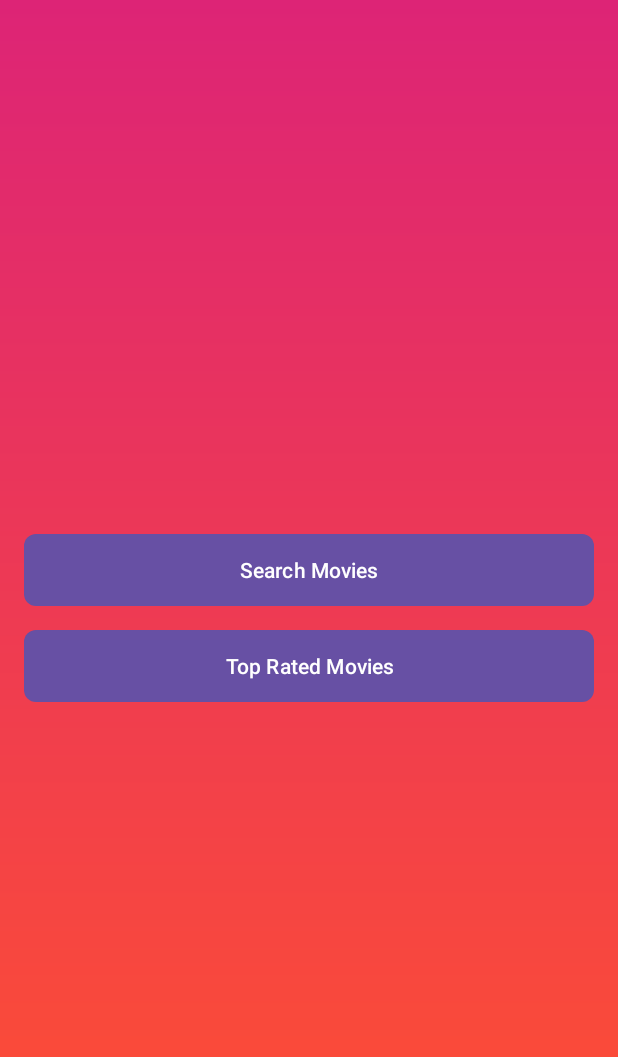
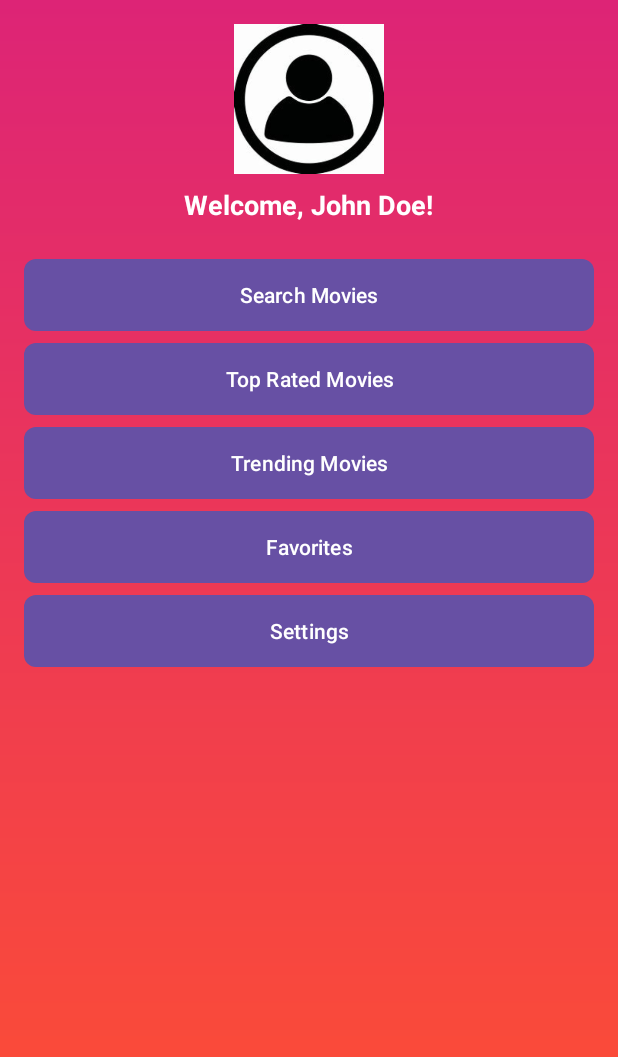
Before and after one commit to Ranshiv/TMDB, an Android app: the screen it shows after launch (HomeActivity), on a phone screen of 412 x 824 dp. Shown: the top 1057 px of the screen. Run offline under Robolectric (Android 15) with nearby library versions, the phone set to English and light mode, and no system bars.

Commit message:
third commit

```diff
--- a/app/src/main/AndroidManifest.xml
+++ b/app/src/main/AndroidManifest.xml
@@ -26,6 +26,9 @@
         </activity>
         <activity android:name=".MainActivity" />
         <activity android:name=".MovieListActivity" />
+        <activity android:name=".FavoritesActivity" />
+        <activity android:name=".SettingsActivity" />
+
     </application>
 
 </manifest>
--- a/app/src/main/java/com/sagara/finalproject/HomeActivity.java
+++ b/app/src/main/java/com/sagara/finalproject/HomeActivity.java
@@ -3,12 +3,16 @@ package com.sagara.finalproject;
 import android.content.Intent;
 import android.os.Bundle;
 import android.widget.Button;
+import android.widget.ImageView;
+import android.widget.TextView;
 
 import androidx.appcompat.app.AppCompatActivity;
 
 public class HomeActivity extends AppCompatActivity {
 
-    private Button searchMoviesButton, topRatedMoviesButton;
+    private Button searchMoviesButton, topRatedMoviesButton, trendingMoviesButton, favoritesButton, settingsButton;
+    private TextView userNameTextView;
+    private ImageView userAvatar;
 
     @Override
     protected void onCreate(Bundle savedInstanceState) {
@@ -17,6 +21,14 @@ public class HomeActivity extends AppCompatActivity {
 
         searchMoviesButton = findViewById(R.id.searchMoviesButton);
         topRatedMoviesButton = findViewById(R.id.topRatedMoviesButton);
+        trendingMoviesButton = findViewById(R.id.trendingMoviesButton);
+        favoritesButton = findViewById(R.id.favoritesButton);
+        settingsButton = findViewById(R.id.settingsButton);
+        userNameTextView = findViewById(R.id.userNameTextView);
+        userAvatar = findViewById(R.id.userAvatar);
+
+        // Mock user data
+        userNameTextView.setText("Welcome, John Doe!");
 
         searchMoviesButton.setOnClickListener(v -> {
             Intent intent = new Intent(HomeActivity.this, MainActivity.class);
@@ -28,5 +40,23 @@ public class HomeActivity extends AppCompatActivity {
             intent.putExtra("query", "top_rated");
             startActivity(intent);
         });
+
+        trendingMoviesButton.setOnClickListener(v -> {
+            Intent intent = new Intent(HomeActivity.this, MovieListActivity.class);
+            intent.putExtra("query", "trending");
+            startActivity(intent);
+        });
+
+        favoritesButton.setOnClickListener(v -> {
+            // Placeholder for FavoritesActivity
+            Intent intent = new Intent(HomeActivity.this, FavoritesActivity.class);
+            startActivity(intent);
+        });
+
+        settingsButton.setOnClickListener(v -> {
+            // Placeholder for SettingsActivity
+            Intent intent = new Intent(HomeActivity.this, SettingsActivity.class);
+            startActivity(intent);
+        });
     }
 }
--- /dev/null
+++ b/app/src/main/res/drawable/circular_bg.xml
@@ -0,0 +1,5 @@
+<?xml version="1.0" encoding="utf-8"?>
+<shape xmlns:android="http://schemas.android.com/apk/res/android">
+    <solid android:color="#FFFFFF" />
+    <corners android:radius="50dp" />
+</shape>
--- a/app/src/main/res/layout/activity_home.xml
+++ b/app/src/main/res/layout/activity_home.xml
@@ -1,26 +1,79 @@
 <?xml version="1.0" encoding="utf-8"?>
-<LinearLayout xmlns:android="http://schemas.android.com/apk/res/android"
+<ScrollView xmlns:android="http://schemas.android.com/apk/res/android"
     android:layout_width="match_parent"
     android:layout_height="match_parent"
-    android:orientation="vertical"
-    android:gravity="center"
     android:background="@drawable/gradient_bg"
     android:padding="16dp">
 
+    <LinearLayout
+        android:layout_width="match_parent"
+        android:layout_height="wrap_content"
+        android:orientation="vertical"
+        android:gravity="center">
+
+        <!-- User Profile Section -->
+        <ImageView
+            android:id="@+id/userAvatar"
+            android:layout_width="100dp"
+            android:layout_height="100dp"
+            android:src="@drawable/avatar_placeholder"
+            android:contentDescription="User Avatar"
+            android:layout_marginBottom="8dp"
+            android:background="@drawable/circular_bg" />
+
+        <TextView
+            android:id="@+id/userNameTextView"
+            android:layout_width="wrap_content"
+            android:layout_height="wrap_content"
+            android:text="Welcome, User!"
+            android:textSize="18sp"
+            android:textStyle="bold"
+            android:textColor="@android:color/white"
+            android:layout_marginBottom="24dp" />
+
+        <!-- Navigation Buttons -->
         <Button
             android:id="@+id/searchMoviesButton"
             android:layout_width="match_parent"
             android:layout_height="wrap_content"
             android:text="Search Movies"
+            android:layout_marginBottom="8dp"
             android:background="@drawable/button_bg"
-        android:textColor="@android:color/white"
-        android:layout_marginBottom="16dp" />
+            android:textColor="@android:color/white" />
 
         <Button
             android:id="@+id/topRatedMoviesButton"
             android:layout_width="match_parent"
             android:layout_height="wrap_content"
             android:text="Top Rated Movies"
+            android:layout_marginBottom="8dp"
+            android:background="@drawable/button_bg"
+            android:textColor="@android:color/white" />
+
+        <Button
+            android:id="@+id/trendingMoviesButton"
+            android:layout_width="match_parent"
+            android:layout_height="wrap_content"
+            android:text="Trending Movies"
+            android:layout_marginBottom="8dp"
+            android:background="@drawable/button_bg"
+            android:textColor="@android:color/white" />
+
+        <Button
+            android:id="@+id/favoritesButton"
+            android:layout_width="match_parent"
+            android:layout_height="wrap_content"
+            android:text="Favorites"
+            android:layout_marginBottom="8dp"
+            android:background="@drawable/button_bg"
+            android:textColor="@android:color/white" />
+
+        <Button
+            android:id="@+id/settingsButton"
+            android:layout_width="match_parent"
+            android:layout_height="wrap_content"
+            android:text="Settings"
             android:background="@drawable/button_bg"
             android:textColor="@android:color/white" />
     </LinearLayout>
+</ScrollView>
```
Also changed, not shown: app/src/main/java/com/sagara/finalproject/FavoritesActivity.java (added, +58 -0 lines), app/src/main/java/com/sagara/finalproject/SettingsActivity.java (added, +42 -0 lines), app/src/main/res/layout/activity_favorites.xml (added, +24 -0 lines), app/src/main/res/layout/activity_settings.xml (added, +73 -0 lines), app/src/main/res/drawable/avatar_placeholder.jpg (added). Lines whose indentation alone changed are shown as unchanged.
